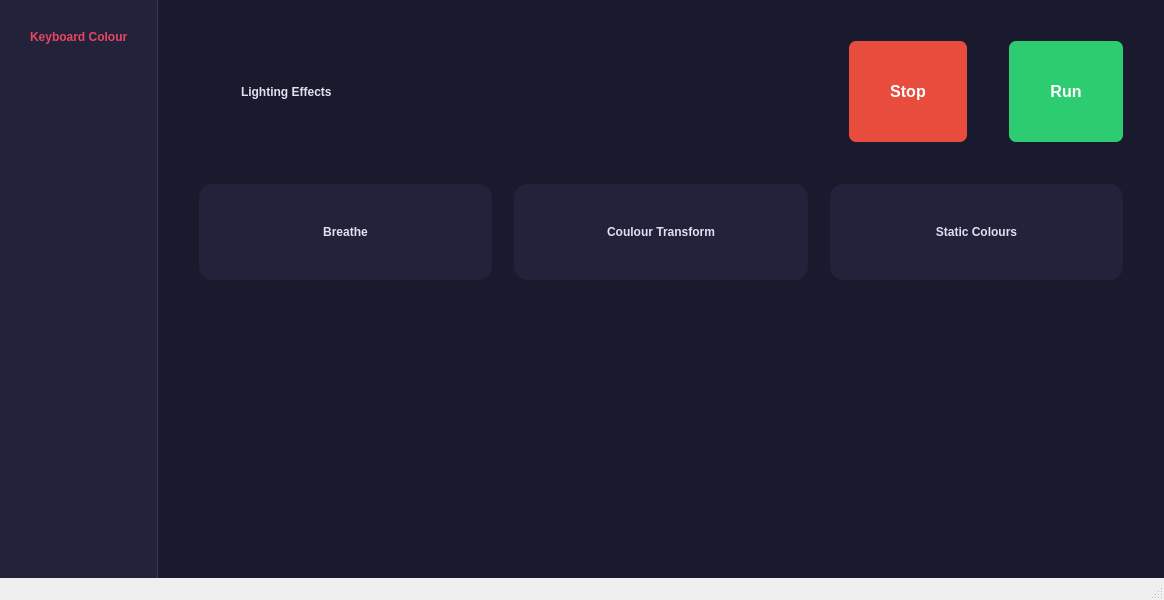
Old version of the form KeyboardColor GUI/keyboardcoulour.ui in the repository DeviceIoControl/CppKeyboardColour.
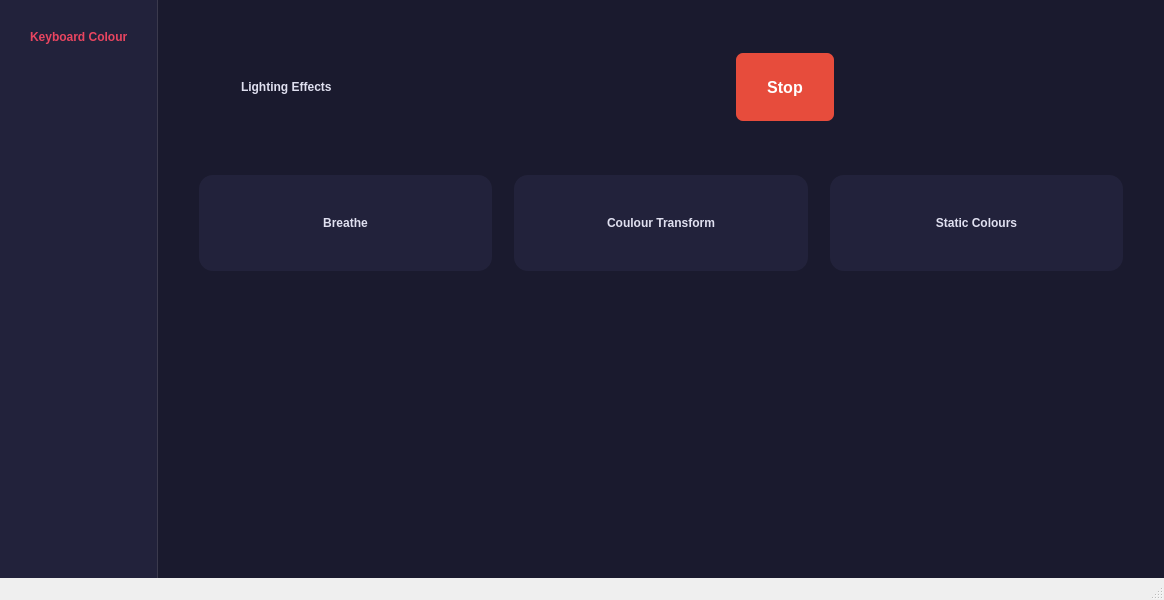
New version of the form.

Diff of the .ui file:
```diff
--- a/KeyboardColor GUI/keyboardcoulour.ui
+++ b/KeyboardColor GUI/keyboardcoulour.ui
@@ -172,17 +172,34 @@
          </item>
          <item>
           <widget class="QPushButton" name="stopPushButton">
+           <property name="maximumSize">
+            <size>
+             <width>16777215</width>
+             <height>70</height>
+            </size>
+           </property>
+           <property name="styleSheet">
+            <string notr="true">padding: 5px 8px;
+width : 80px;
+margin-left : 30px</string>
+           </property>
            <property name="text">
             <string>Stop</string>
            </property>
           </widget>
          </item>
          <item>
-          <widget class="QPushButton" name="runPushButton">
-           <property name="text">
-            <string>Run</string>
+          <spacer name="horizontalSpacer_2">
+           <property name="orientation">
+            <enum>Qt::Orientation::Horizontal</enum>
            </property>
-          </widget>
+           <property name="sizeHint" stdset="0">
+            <size>
+             <width>40</width>
+             <height>20</height>
+            </size>
+           </property>
+          </spacer>
          </item>
         </layout>
        </item>
```
